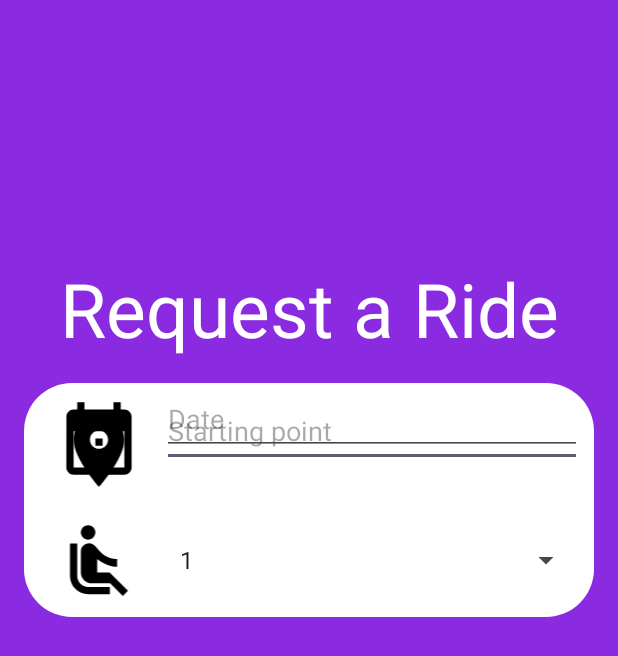
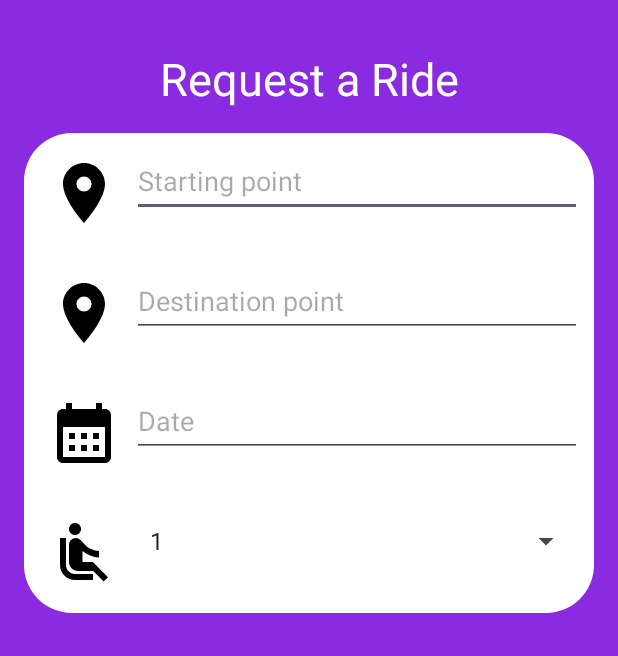
Before and after one commit to ChaitanyaSannidhi/CarPoolingProject, an Android app: the RequestActivity screen opened directly, with no data from a screen before it, on a phone screen of 412 x 824 dp. Shown: the top 656 px of the screen. Run offline under Robolectric (Android 15) with nearby library versions, the phone set to English and light mode, and no system bars.

Commit message:
updated request and sinup page

```diff
--- a/app/src/main/res/layout/activity_request.xml
+++ b/app/src/main/res/layout/activity_request.xml
@@ -12,10 +12,10 @@
         android:id="@+id/reqhead"
         android:layout_width="wrap_content"
         android:layout_height="wrap_content"
-        android:layout_marginTop="172dp"
+        android:layout_marginTop="32dp"
         android:text="Request a Ride"
         android:textColor="@color/white"
-        android:textSize="50sp"
+        android:textSize="30sp"
         app:layout_constraintEnd_toEndOf="parent"
         app:layout_constraintStart_toStartOf="parent"
         app:layout_constraintTop_toTopOf="parent" />
@@ -24,132 +24,91 @@
         android:layout_width="match_parent"
         android:layout_height="wrap_content"
         android:layout_margin="16dp"
+        android:background="@drawable/rounded_corners"
+        android:orientation="vertical"
         app:layout_constraintTop_toBottomOf="@+id/reqhead"
-        android:background="@drawable/rounded_corners"
         app:layout_constraintEnd_toEndOf="parent"
-        tools:layout_editor_absoluteY="306dp">
-
-        <androidx.constraintlayout.widget.ConstraintLayout
-            android:layout_width="match_parent"
-            android:layout_height="match_parent">
+        app:layout_constraintStart_toStartOf="parent">
 
         <LinearLayout
-                android:id="@+id/linreqstart"
             android:layout_width="match_parent"
             android:layout_height="wrap_content"
             android:layout_margin="8dp"
-                android:layout_marginStart="8dp"
-                android:layout_marginTop="40dp"
-                app:layout_constraintBottom_toTopOf="@+id/linreqdes"
-                app:layout_constraintStart_toStartOf="parent"
-                app:layout_constraintTop_toTopOf="parent"
-                app:layout_constraintVertical_bias="0.0">
+            android:orientation="horizontal">
 
             <ImageView
-                    android:id="@+id/linreqend"
-                    android:layout_width="68dp"
-                    android:layout_height="58dp"
-                    android:layout_margin="8dp"
-                    android:src="@drawable/baseline_location_on_24"
-
-                    app:layout_constraintStart_toStartOf="parent"
-                    app:layout_constraintTop_toTopOf="parent" />
-
-                <EditText
-                    android:id="@+id/editreqstart"
-                    android:layout_width="match_parent"
+                android:layout_width="48dp"
                 android:layout_height="48dp"
-                    android:hint="Starting point"
-                    android:textColor="@color/black"
-                    app:layout_constraintStart_toEndOf="@+id/linreqend"
-                    app:layout_constraintTop_toTopOf="@+id/linreqend" />
-            </LinearLayout>
-
-            <LinearLayout
-                android:id="@+id/linreqdes"
-                android:layout_width="match_parent"
-                android:layout_height="wrap_content"
-
-                android:layout_margin="8dp"
-                android:layout_marginStart="8dp"
-                android:layout_marginBottom="20dp"
-                app:layout_constraintBottom_toTopOf="@+id/linreqdate"
-                app:layout_constraintStart_toStartOf="parent">
-
-                <ImageView
-                    android:id="@+id/endreqloc"
-                    android:layout_width="68dp"
-                    android:layout_height="58dp"
                 android:layout_margin="8dp"
                 android:src="@drawable/baseline_location_on_24" />
 
             <EditText
-                    android:id="@+id/editreqend"
-                    android:layout_width="match_parent"
+                android:layout_width="0dp"
                 android:layout_height="48dp"
-                    android:hint="Destination point"
-                    android:textColor="@color/black"
-                    app:layout_constraintStart_toEndOf="@+id/linreqend"
-                    app:layout_constraintTop_toTopOf="@+id/linreqend" />
+                android:layout_weight="1"
+                android:hint="Starting point"
+                android:textColor="@color/black" />
         </LinearLayout>
 
         <LinearLayout
-                android:id="@+id/linreqdate"
             android:layout_width="match_parent"
             android:layout_height="wrap_content"
             android:layout_margin="8dp"
-                app:layout_constraintBottom_toTopOf="@+id/Layoutseat"
-                app:layout_constraintStart_toStartOf="parent"
-                tools:layout_editor_absoluteY="205dp">
+            android:orientation="horizontal">
 
             <ImageView
-                    android:id="@+id/reqcalender"
-                    android:layout_width="68dp"
-                    android:layout_height="58dp"
+                android:layout_width="48dp"
+                android:layout_height="48dp"
+                android:layout_margin="8dp"
+                android:src="@drawable/baseline_location_on_24" />
+
+            <EditText
+                android:layout_width="0dp"
+                android:layout_height="48dp"
+                android:layout_weight="1"
+                android:hint="Destination point"
+                android:textColor="@color/black" />
+        </LinearLayout>
+
+        <LinearLayout
+            android:layout_width="match_parent"
+            android:layout_height="wrap_content"
+            android:layout_margin="8dp"
+            android:orientation="horizontal">
+
+            <ImageView
+                android:layout_width="48dp"
+                android:layout_height="48dp"
                 android:layout_margin="8dp"
                 android:src="@drawable/baseline_calendar_month_24" />
 
             <EditText
-                    android:id="@+id/editText2"
-                    android:layout_width="match_parent"
+                android:layout_width="0dp"
                 android:layout_height="48dp"
-                    android:hint="Date" />
+                android:layout_weight="1"
+                android:hint="Date"
+                android:textColor="@color/black" />
         </LinearLayout>
 
         <LinearLayout
-                android:id="@+id/Layoutreqseat"
             android:layout_width="match_parent"
             android:layout_height="wrap_content"
             android:layout_margin="8dp"
-                android:layout_marginTop="52dp"
-                app:layout_constraintEnd_toEndOf="parent"
-                app:layout_constraintStart_toStartOf="parent"
-                app:layout_constraintTop_toBottomOf="@+id/linreqdate">
+            android:orientation="horizontal">
 
             <ImageView
-                    android:id="@+id/reqseat"
-                    android:layout_width="68dp"
-                    android:layout_height="58dp"
+                android:layout_width="48dp"
+                android:layout_height="48dp"
                 android:layout_margin="8dp"
                 android:src="@drawable/baseline_airline_seat_recline_normal_24" />
 
             <Spinner
                 android:id="@+id/seatSpinner"
-                    android:layout_width="match_parent"
+                android:layout_width="0dp"
                 android:layout_height="48dp"
+                android:layout_weight="1"
                 android:layout_marginStart="4dp"
-                    android:layout_marginTop="12dp"
                 android:scrollbarSize="100dp" />
-
-
         </LinearLayout>
-
-
+    </LinearLayout>
 </androidx.constraintlayout.widget.ConstraintLayout>
-
-    </LinearLayout>
-
-
-
-
-</androidx.constraintlayout.widget.ConstraintLayout>
--- a/app/src/main/res/layout/activity_signup.xml
+++ b/app/src/main/res/layout/activity_signup.xml
@@ -39,7 +39,7 @@
         android:layout_width="355dp"
         android:layout_height="52dp"
         android:hint="name"
-        android:backgroundTint="@color/black"
+        android:textColor="@color/black"
         app:layout_constraintEnd_toEndOf="parent"
         app:layout_constraintStart_toStartOf="parent"
         app:layout_constraintTop_toBottomOf="@+id/textView2" />
```
Lines whose indentation alone changed are shown as unchanged.
